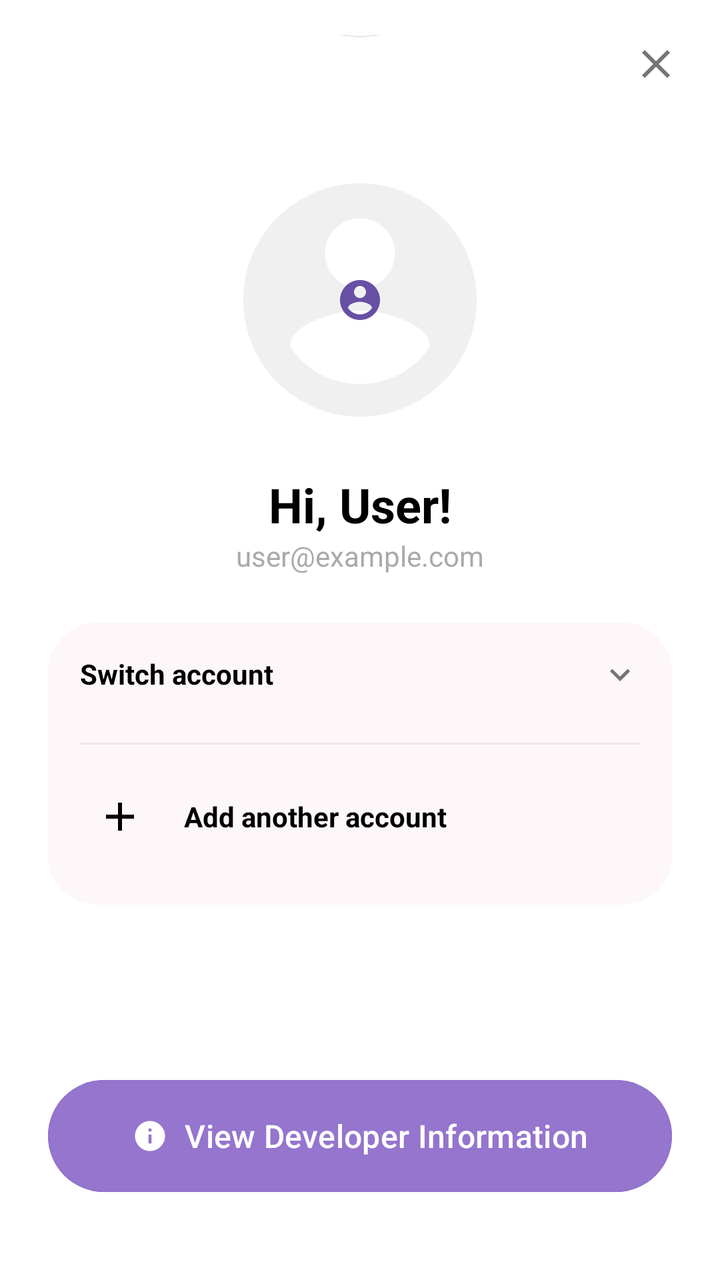
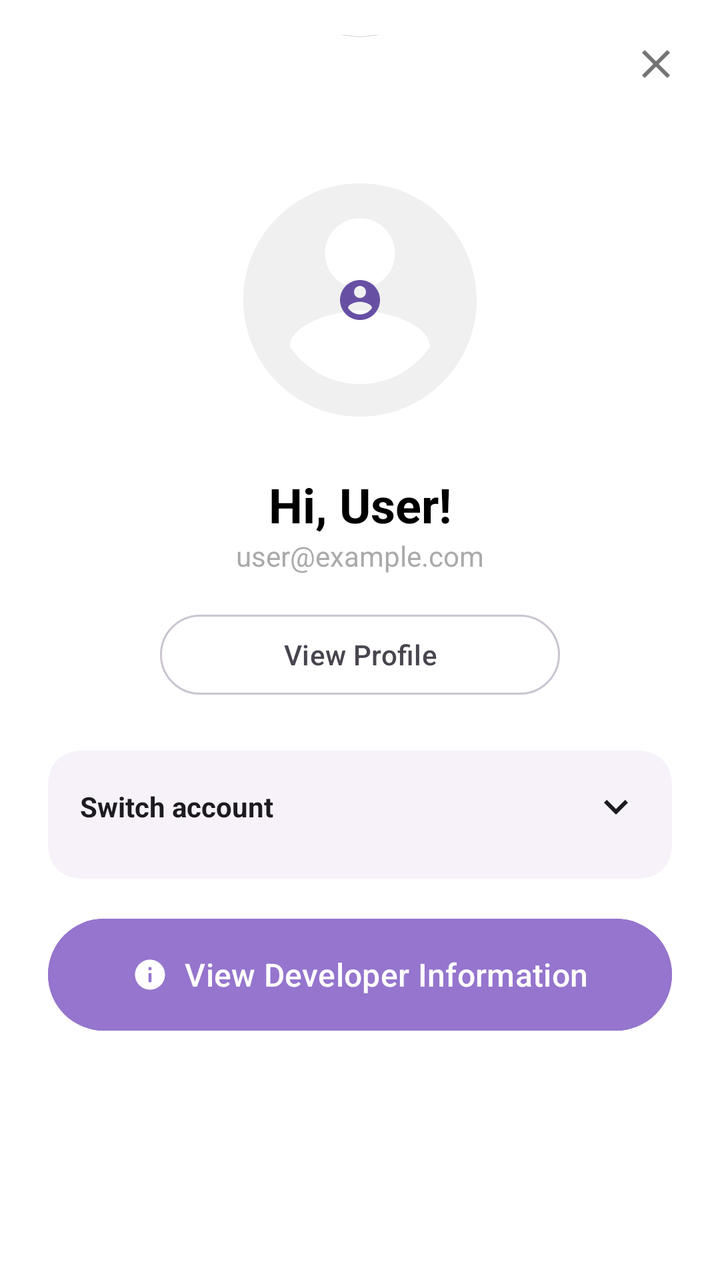

Before-and-after screenshots of an Android layout around one commit, followed by the original layout XML and the change that was made.
<!-- AndroidManifest.xml: application theme Theme.CheckIt -->
<!-- res/layout/activity_account_menu.xml -->
<?xml version="1.0" encoding="utf-8"?>
<androidx.constraintlayout.widget.ConstraintLayout xmlns:android="http://schemas.android.com/apk/res/android"
    xmlns:app="http://schemas.android.com/apk/res-auto"
    xmlns:tools="http://schemas.android.com/tools"
    android:layout_width="match_parent"
    android:layout_height="match_parent"
    android:background="@color/white"
    tools:context=".AccountMenuActivity">

    
    <View
        android:id="@+id/handle"
        android:layout_width="40dp"
        android:layout_height="4dp"
        android:layout_marginTop="16dp"
        android:background="@drawable/ic_expand_more"
        android:backgroundTint="#E0E0E0"
        app:layout_constraintEnd_toEndOf="parent"
        app:layout_constraintStart_toStartOf="parent"
        app:layout_constraintTop_toTopOf="parent" />

    <ImageView
        android:id="@+id/iv_close"
        android:layout_width="32dp"
        android:layout_height="32dp"
        android:layout_marginTop="16dp"
        android:layout_marginEnd="16dp"
        android:padding="4dp"
        android:src="@drawable/ic_close"
        app:layout_constraintEnd_toEndOf="parent"
        app:layout_constraintTop_toTopOf="parent" />

    
    <LinearLayout
        android:id="@+id/profile_header"
        android:layout_width="match_parent"
        android:layout_height="wrap_content"
        android:layout_marginTop="32dp"
        android:gravity="center"
        android:orientation="vertical"
        app:layout_constraintTop_toBottomOf="@id/iv_close">

        <FrameLayout
            android:layout_width="140dp"
            android:layout_height="140dp"
            android:background="@drawable/ic_account_circle"
            android:backgroundTint="#F0F0F0"
            android:padding="8dp">

            <ImageView
                android:id="@+id/iv_main_profile"
                android:layout_width="match_parent"
                android:layout_height="match_parent"
                android:scaleType="centerInside"
                android:src="@drawable/ic_account_circle"
                app:tint="@color/branding_purple" />
        </FrameLayout>

        <TextView
            android:id="@+id/tv_greeting"
            android:layout_width="wrap_content"
            android:layout_height="wrap_content"
            android:layout_marginTop="16dp"
            android:text="@string/hi_user"
            android:textColor="@color/black"
            android:textSize="24sp"
            android:textStyle="bold" />

        <TextView
            android:id="@+id/tv_email"
            android:layout_width="wrap_content"
            android:layout_height="wrap_content"
            android:text="@string/user_email"
            android:textColor="@android:color/darker_gray"
            android:textSize="14sp" />
    </LinearLayout>

    
    <com.google.android.material.card.MaterialCardView
        android:id="@+id/account_card"
        android:layout_width="0dp"
        android:layout_height="wrap_content"
        android:layout_marginHorizontal="24dp"
        android:layout_marginTop="24dp"
        app:cardBackgroundColor="@color/account_card_background"
        app:cardCornerRadius="24dp"
        app:cardElevation="0dp"
        app:layout_constraintEnd_toEndOf="parent"
        app:layout_constraintStart_toStartOf="parent"
        app:layout_constraintTop_toBottomOf="@id/profile_header"
        app:strokeWidth="0dp">

        <LinearLayout
            android:layout_width="match_parent"
            android:layout_height="wrap_content"
            android:orientation="vertical"
            android:padding="16dp">

            
            <RelativeLayout
                android:layout_width="match_parent"
                android:layout_height="wrap_content"
                android:paddingBottom="16dp">

                <TextView
                    android:layout_width="wrap_content"
                    android:layout_height="wrap_content"
                    android:text="@string/switch_account"
                    android:textColor="@color/black"
                    android:textStyle="bold" />

                <ImageView
                    android:layout_width="20dp"
                    android:layout_height="20dp"
                    android:layout_alignParentEnd="true"
                    android:src="@drawable/ic_expand_more" />
            </RelativeLayout>

            
            <LinearLayout
                android:id="@+id/accountListContainer"
                android:layout_width="match_parent"
                android:layout_height="wrap_content"
                android:orientation="vertical" />

            <View
                android:layout_width="match_parent"
                android:layout_height="1dp"
                android:layout_marginVertical="8dp"
                android:background="@color/account_divider" />

            
            <LinearLayout
                android:id="@+id/btnAddAccount"
                android:layout_width="match_parent"
                android:layout_height="wrap_content"
                android:clickable="true"
                android:focusable="true"
                android:foreground="?attr/selectableItemBackground"
                android:gravity="center_vertical"
                android:orientation="horizontal"
                android:paddingVertical="8dp">

                <ImageView
                    android:layout_width="40dp"
                    android:layout_height="40dp"
                    android:padding="8dp"
                    android:src="@drawable/ic_add"
                    app:tint="@color/black" />

                <TextView
                    android:layout_width="wrap_content"
                    android:layout_height="wrap_content"
                    android:layout_marginStart="12dp"
                    android:text="@string/add_another_account"
                    android:textColor="@color/black"
                    android:textStyle="bold" />
            </LinearLayout>

        </LinearLayout>
    </com.google.android.material.card.MaterialCardView>

    
    <com.google.android.material.button.MaterialButton
        android:id="@+id/btn_dev_info"
        android:layout_width="0dp"
        android:layout_height="64dp"
        android:layout_marginHorizontal="24dp"
        android:layout_marginBottom="40dp"
        android:backgroundTint="#9575CD"
        android:text="@string/view_dev_info"
        android:textAllCaps="false"
        android:textSize="16sp"
        app:cornerRadius="32dp"
        app:icon="@drawable/ic_info"
        app:iconGravity="textStart"
        app:layout_constraintBottom_toBottomOf="parent"
        app:layout_constraintEnd_toEndOf="parent"
        app:layout_constraintStart_toStartOf="parent" />

</androidx.constraintlayout.widget.ConstraintLayout>
<!-- resources referenced by this layout -->
<resources>
  <color name="account_card_background">#FDF7FA</color>
  <color name="account_divider">#F0E4EB</color>
  <color name="black">#FF000000</color>
  <color name="branding_purple">#6750A4</color>
  <color name="white">#FFFFFFFF</color>
  <!-- drawable ic_account_circle (drawable) -->
  <vector xmlns:android="http://schemas.android.com/apk/res/android"
      android:width="24dp"
      android:height="24dp"
      android:viewportWidth="24"
      android:viewportHeight="24">
    <path
        android:fillColor="#757575"
        android:pathData="M12,2C6.48,2 2,6.48 2,12s4.48,10 10,10 10,-4.48 10,-10S17.52,2 12,2zM12,5c1.66,0 3,1.34 3,3s-1.34,3 -3,3 -3,-1.34 -3,-3 1.34,-3 3,-3zM12,19.2c-2.5,0 -4.71,-1.28 -6,-3.22 0.03,-1.99 4,-3.08 6,-3.08 1.99,0 5.97,1.09 6,3.08 -1.29,1.94 -3.5,3.22 -6,3.22z"/>
  </vector>
  <!-- drawable ic_add (drawable) -->
  <vector xmlns:android="http://schemas.android.com/apk/res/android"
      android:width="24dp"
      android:height="24dp"
      android:viewportWidth="24"
      android:viewportHeight="24">
    <path
        android:fillColor="#757575"
        android:pathData="M19,13h-6v6h-2v-6H5v-2h6V5h2v6h6v2z"/>
  </vector>
  <!-- drawable ic_close (drawable) -->
  <vector xmlns:android="http://schemas.android.com/apk/res/android"
      android:width="24dp"
      android:height="24dp"
      android:viewportWidth="24"
      android:viewportHeight="24">
    <path
        android:fillColor="#757575"
        android:pathData="M19,6.41L17.59,5 12,10.59 6.41,5 5,6.41 10.59,12 5,17.59 6.41,19 12,13.41 17.59,19 19,17.59 13.41,12z"/>
  </vector>
  <!-- drawable ic_expand_more (drawable) -->
  <vector xmlns:android="http://schemas.android.com/apk/res/android"
      android:width="24dp"
      android:height="24dp"
      android:viewportWidth="24"
      android:viewportHeight="24">
    <path
        android:fillColor="#757575"
        android:pathData="M16.59,8.59L12,13.17 7.41,8.59 6,10l6,6 6,-6z"/>
  </vector>
  <!-- drawable ic_info (drawable) -->
  <vector xmlns:android="http://schemas.android.com/apk/res/android"
      android:width="24dp"
      android:height="24dp"
      android:viewportWidth="24"
      android:viewportHeight="24">
    <path
        android:fillColor="#FFFFFF"
        android:pathData="M12,2C6.48,2 2,6.48 2,12s4.48,10 10,10 10,-4.48 10,-10S17.52,2 12,2zM13,17h-2v-6h2v6zM13,9h-2V7h2v2z"/>
  </vector>
  <string name="add_another_account">Add another account</string>
  <string name="hi_user">Hi, User!</string>
  <string name="switch_account">Switch account</string>
  <string name="user_email">user@example.com</string>
  <string name="view_dev_info">View Developer Information</string>
  <style name="Theme.CheckIt" parent="Base.Theme.CheckIt" />
  <style name="Base.Theme.CheckIt" parent="Theme.Material3.Light.NoActionBar">
          
          
      </style>
</resources>

<!-- the commit's change to res/layout/activity_account_menu.xml (unified diff, before → after) -->
@@ -73,6 +73,18 @@
             android:text="@string/user_email"
             android:textColor="@android:color/darker_gray"
             android:textSize="14sp" />
+
+        <com.google.android.material.button.MaterialButton
+            android:id="@+id/btn_view_profile"
+            style="@style/Widget.Material3.Button.OutlinedButton"
+            android:layout_width="wrap_content"
+            android:layout_height="wrap_content"
+            android:layout_marginTop="16dp"
+            android:minWidth="200dp"
+            android:text="View Profile"
+            android:textAllCaps="false"
+            android:textColor="#49454F"
+            app:strokeColor="#CAC4D0" />
     </LinearLayout>
 
     
@@ -82,8 +94,8 @@
         android:layout_height="wrap_content"
         android:layout_marginHorizontal="24dp"
         android:layout_marginTop="24dp"
-        app:cardBackgroundColor="@color/account_card_background"
-        app:cardCornerRadius="24dp"
+        app:cardBackgroundColor="#F7F2FA"
+        app:cardCornerRadius="16dp"
         app:cardElevation="0dp"
         app:layout_constraintEnd_toEndOf="parent"
         app:layout_constraintStart_toStartOf="parent"
@@ -97,41 +109,8 @@
             android:padding="16dp">
 
             
-            <RelativeLayout
-                android:layout_width="match_parent"
-                android:layout_height="wrap_content"
-                android:paddingBottom="16dp">
-
-                <TextView
-                    android:layout_width="wrap_content"
-                    android:layout_height="wrap_content"
-                    android:text="@string/switch_account"
-                    android:textColor="@color/black"
-                    android:textStyle="bold" />
-
-                <ImageView
-                    android:layout_width="20dp"
-                    android:layout_height="20dp"
-                    android:layout_alignParentEnd="true"
-                    android:src="@drawable/ic_expand_more" />
-            </RelativeLayout>
-
-            
             <LinearLayout
-                android:id="@+id/accountListContainer"
-                android:layout_width="match_parent"
-                android:layout_height="wrap_content"
-                android:orientation="vertical" />
-
-            <View
-                android:layout_width="match_parent"
-                android:layout_height="1dp"
-                android:layout_marginVertical="8dp"
-                android:background="@color/account_divider" />
-
-            
-            <LinearLayout
-                android:id="@+id/btnAddAccount"
+                android:id="@+id/headerSwitchAccount"
                 android:layout_width="match_parent"
                 android:layout_height="wrap_content"
                 android:clickable="true"
@@ -139,22 +118,72 @@
                 android:foreground="?attr/selectableItemBackground"
                 android:gravity="center_vertical"
                 android:orientation="horizontal"
-                android:paddingVertical="8dp">
+                android:paddingBottom="8dp">
+
+                <TextView
+                    android:layout_width="0dp"
+                    android:layout_height="wrap_content"
+                    android:layout_weight="1"
+                    android:text="@string/switch_account"
+                    android:textColor="#1D1B20"
+                    android:textStyle="bold" />
 
                 <ImageView
-                    android:layout_width="40dp"
-                    android:layout_height="40dp"
-                    android:padding="8dp"
-                    android:src="@drawable/ic_add"
-                    app:tint="@color/black" />
-
-                <TextView
-                    android:layout_width="wrap_content"
+                    android:id="@+id/iv_switch_arrow"
+                    android:layout_width="24dp"
+                    android:layout_height="24dp"
+                    android:src="@drawable/ic_expand_more"
+                    app:tint="#1D1B20" />
+            </LinearLayout>
+
+            
+            <LinearLayout
+                android:id="@+id/collapsibleAccountArea"
+                android:layout_width="match_parent"
+                android:layout_height="wrap_content"
+                android:orientation="vertical"
+                android:visibility="gone">
+
+                
+                <LinearLayout
+                    android:id="@+id/accountListContainer"
+                    android:layout_width="match_parent"
                     android:layout_height="wrap_content"
-                    android:layout_marginStart="12dp"
-                    android:text="@string/add_another_account"
-                    android:textColor="@color/black"
-                    android:textStyle="bold" />
+                    android:orientation="vertical" />
+
+                <View
+                    android:layout_width="match_parent"
+                    android:layout_height="1dp"
+                    android:layout_marginVertical="8dp"
+                    android:background="@color/account_divider" />
+
+                
+                <LinearLayout
+                    android:id="@+id/btnAddAccount"
+                    android:layout_width="match_parent"
+                    android:layout_height="wrap_content"
+                    android:clickable="true"
+                    android:focusable="true"
+                    android:foreground="?attr/selectableItemBackground"
+                    android:gravity="center_vertical"
+                    android:orientation="horizontal"
+                    android:paddingVertical="8dp">
+
+                    <ImageView
+                        android:layout_width="40dp"
+                        android:layout_height="40dp"
+                        android:padding="8dp"
+                        android:src="@drawable/ic_add"
+                        app:tint="#1D1B20" />
+
+                    <TextView
+                        android:layout_width="wrap_content"
+                        android:layout_height="wrap_content"
+                        android:layout_marginStart="12dp"
+                        android:text="@string/add_another_account"
+                        android:textColor="#1D1B20"
+                        android:textStyle="bold" />
+                </LinearLayout>
             </LinearLayout>
 
         </LinearLayout>
@@ -166,7 +195,7 @@
         android:layout_width="0dp"
         android:layout_height="64dp"
         android:layout_marginHorizontal="24dp"
-        android:layout_marginBottom="40dp"
+        android:layout_marginTop="16dp"
         android:backgroundTint="#9575CD"
         android:text="@string/view_dev_info"
         android:textAllCaps="false"
@@ -174,8 +203,8 @@
         app:cornerRadius="32dp"
         app:icon="@drawable/ic_info"
         app:iconGravity="textStart"
-        app:layout_constraintBottom_toBottomOf="parent"
-        app:layout_constraintEnd_toEndOf="parent"
-        app:layout_constraintStart_toStartOf="parent" />
+        app:layout_constraintEnd_toEndOf="parent"
+        app:layout_constraintStart_toStartOf="parent"
+        app:layout_constraintTop_toBottomOf="@id/account_card" />
 
 </androidx.constraintlayout.widget.ConstraintLayout>
<!-- resource entries referenced after the edit -->
@@ -1,6 +1,5 @@
 <!-- resources referenced by this layout -->
 <resources>
-  <color name="account_card_background">#FDF7FA</color>
   <color name="account_divider">#F0E4EB</color>
   <color name="black">#FF000000</color>
   <color name="branding_purple">#6750A4</color>
